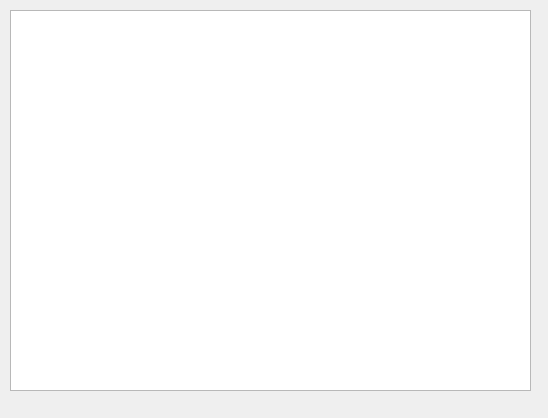
KushnirMaxim/OOP_practice, file MDI/PR10/employeeshow.ui: the form before one commit.
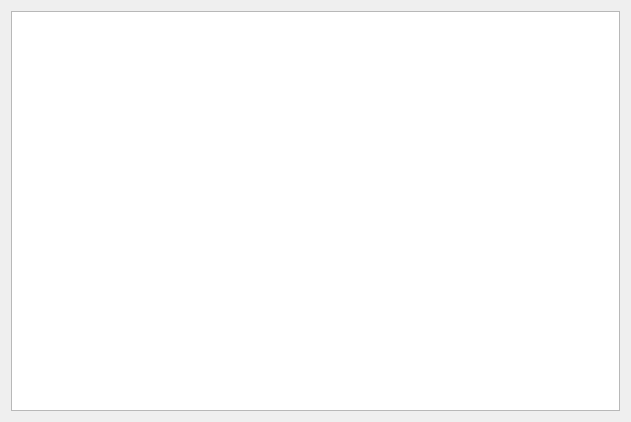
The form after the commit.

What changed in the file:
```diff
--- a/MDI/PR10/employeeshow.ui
+++ b/MDI/PR10/employeeshow.ui
@@ -6,23 +6,18 @@
    <rect>
     <x>0</x>
     <y>0</y>
-    <width>548</width>
-    <height>418</height>
+    <width>631</width>
+    <height>422</height>
    </rect>
   </property>
   <property name="windowTitle">
    <string>Dialog</string>
   </property>
-  <widget class="QListWidget" name="employeeList">
-   <property name="geometry">
-    <rect>
-     <x>10</x>
-     <y>10</y>
-     <width>521</width>
-     <height>381</height>
-    </rect>
-   </property>
-  </widget>
+  <layout class="QGridLayout" name="gridLayout">
+   <item row="0" column="0">
+    <widget class="QTableView" name="employeeTable"/>
+   </item>
+  </layout>
  </widget>
  <resources/>
  <connections/>
```
